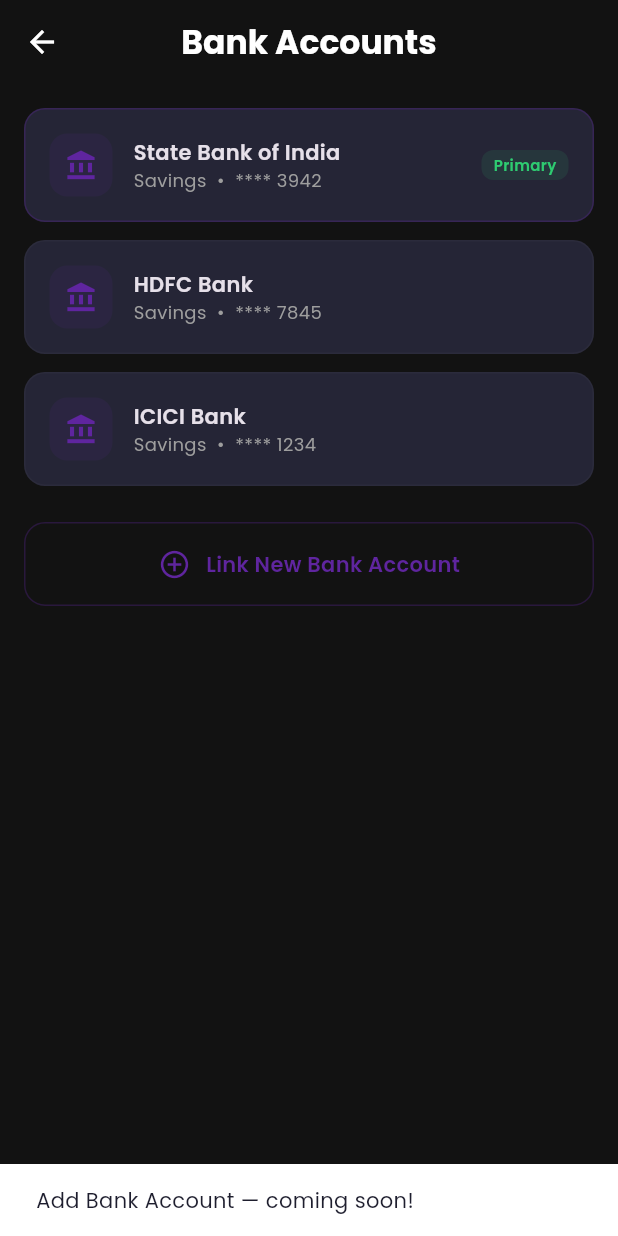
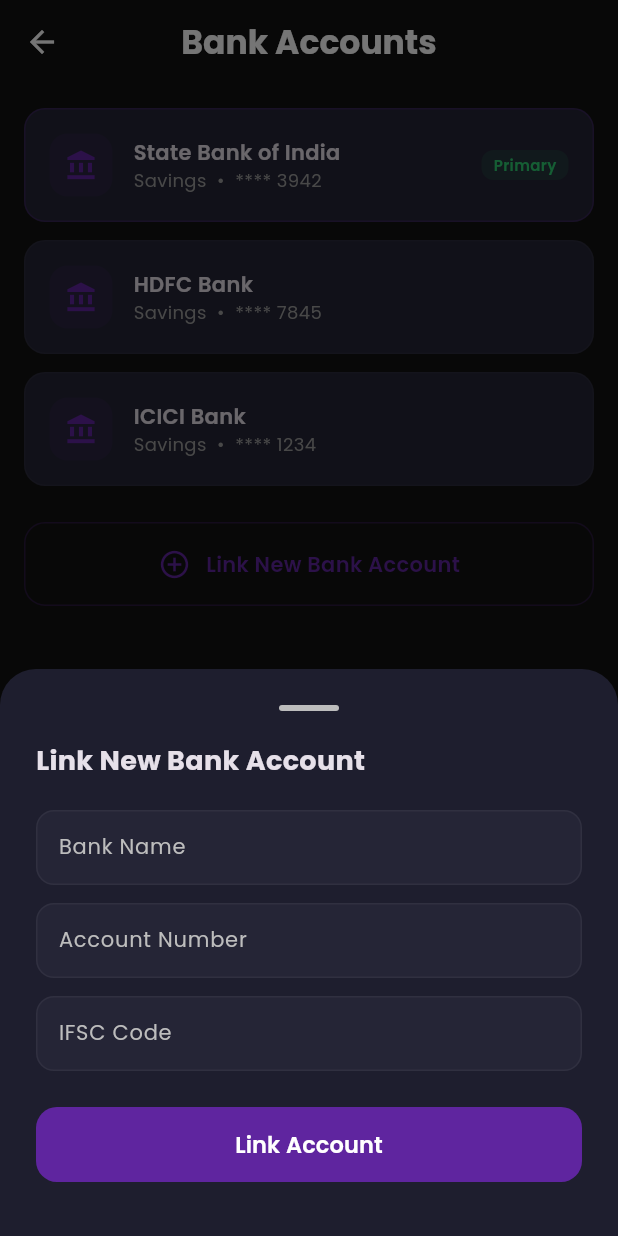
Before and after one commit to Ankith1616/Digital_wallet_app, a Flutter app: the BankAccountsScreen screen opened directly, after a tap on "Link New Bank Account", on a phone screen of 412 x 824 dp. Run offline on Flutter 3.47's test engine with Material 3 defaults, Android fonts, the phone set to English and light mode, and no system bars; our stand-ins replace fl_chart, font_awesome_flutter, google_fonts.

Commit message:
feat(payments): add card and bank account management

```diff
--- a/lib/screens/add_card_screen.dart
+++ b/lib/screens/add_card_screen.dart
@@ -184,7 +184,7 @@
             color: isDark ? AppColors.darkCard : Colors.white,
             borderRadius: BorderRadius.circular(12),
             border: Border.all(
-              color: Theme.of(context).dividerColor.withOpacity(0.08),
+              color: Theme.of(context).dividerColor.withValues(alpha: 0.08),
             ),
           ),
           child: TextField(
--- a/lib/screens/bank_accounts_screen.dart
+++ b/lib/screens/bank_accounts_screen.dart
@@ -56,8 +56,8 @@
         borderRadius: BorderRadius.circular(14),
         border: Border.all(
           color: isPrimary
-              ? AppColors.primary.withOpacity(0.3)
-              : Theme.of(context).dividerColor.withOpacity(0.06),
+              ? AppColors.primary.withValues(alpha: 0.3)
+              : Theme.of(context).dividerColor.withValues(alpha: 0.06),
         ),
       ),
       child: Row(
@@ -65,7 +65,7 @@
           Container(
             padding: const EdgeInsets.all(10),
             decoration: BoxDecoration(
-              color: AppColors.primary.withOpacity(0.1),
+              color: AppColors.primary.withValues(alpha: 0.1),
               borderRadius: BorderRadius.circular(12),
             ),
             child: const Icon(
@@ -97,7 +97,7 @@
             Container(
               padding: const EdgeInsets.symmetric(horizontal: 8, vertical: 3),
               decoration: BoxDecoration(
-                color: AppColors.success.withOpacity(0.1),
+                color: AppColors.success.withValues(alpha: 0.1),
                 borderRadius: BorderRadius.circular(8),
               ),
               child: Text(
@@ -115,10 +115,100 @@
   }
 
   Widget _addBankButton(BuildContext context) {
+    final isDark = Theme.of(context).brightness == Brightness.dark;
+
     return GestureDetector(
       onTap: () {
-        ScaffoldMessenger.of(context).showSnackBar(
-          const SnackBar(content: Text("Add Bank Account — coming soon!")),
+        final bankNameCtrl = TextEditingController();
+        final accNumCtrl = TextEditingController();
+        final ifscCtrl = TextEditingController();
+
+        showModalBottomSheet(
+          context: context,
+          isScrollControlled: true,
+          backgroundColor: isDark ? AppColors.darkSurface : Colors.white,
+          shape: const RoundedRectangleBorder(
+            borderRadius: BorderRadius.vertical(top: Radius.circular(24)),
+          ),
+          builder: (ctx) {
+            return Padding(
+              padding: EdgeInsets.fromLTRB(
+                24,
+                24,
+                24,
+                24 + MediaQuery.of(ctx).viewInsets.bottom,
+              ),
+              child: Column(
+                mainAxisSize: MainAxisSize.min,
+                crossAxisAlignment: CrossAxisAlignment.start,
+                children: [
+                  Center(
+                    child: Container(
+                      width: 40,
+                      height: 4,
+                      decoration: BoxDecoration(
+                        color: Colors.grey[400],
+                        borderRadius: BorderRadius.circular(2),
+                      ),
+                    ),
+                  ),
+                  const SizedBox(height: 20),
+                  Text(
+                    "Link New Bank Account",
+                    style: GoogleFonts.poppins(
+                      fontSize: 18,
+                      fontWeight: FontWeight.bold,
+                      color: Theme.of(ctx).textTheme.bodyLarge?.color,
+                    ),
+                  ),
+                  const SizedBox(height: 20),
+                  _dialogField(ctx, "Bank Name", bankNameCtrl, isDark),
+                  const SizedBox(height: 12),
+                  _dialogField(
+                    ctx,
+                    "Account Number",
+                    accNumCtrl,
+                    isDark,
+                    isNumber: true,
+                  ),
+                  const SizedBox(height: 12),
+                  _dialogField(ctx, "IFSC Code", ifscCtrl, isDark),
+                  const SizedBox(height: 24),
+                  SizedBox(
+                    width: double.infinity,
+                    height: 50,
+                    child: ElevatedButton(
+                      onPressed: () {
+                        Navigator.pop(ctx);
+                        ScaffoldMessenger.of(context).showSnackBar(
+                          const SnackBar(
+                            content: Text("Bank account linked successfully!"),
+                            backgroundColor: AppColors.success,
+                          ),
+                        );
+                      },
+                      style: ElevatedButton.styleFrom(
+                        backgroundColor: AppColors.primary,
+                        shape: RoundedRectangleBorder(
+                          borderRadius: BorderRadius.circular(14),
+                        ),
+                        elevation: 0,
+                      ),
+                      child: Text(
+                        "Link Account",
+                        style: GoogleFonts.poppins(
+                          fontSize: 15,
+                          color: Colors.white,
+                          fontWeight: FontWeight.w600,
+                        ),
+                      ),
+                    ),
+                  ),
+                  const SizedBox(height: 12),
+                ],
+              ),
+            );
+          },
         );
       },
       child: Container(
@@ -126,7 +216,7 @@
         decoration: BoxDecoration(
           borderRadius: BorderRadius.circular(14),
           border: Border.all(
-            color: AppColors.primary.withOpacity(0.3),
+            color: AppColors.primary.withValues(alpha: 0.3),
             style: BorderStyle.solid,
           ),
         ),
@@ -148,4 +238,36 @@
       ),
     );
   }
+
+  Widget _dialogField(
+    BuildContext context,
+    String hint,
+    TextEditingController controller,
+    bool isDark, {
+    bool isNumber = false,
+  }) {
+    return Container(
+      padding: const EdgeInsets.symmetric(horizontal: 14),
+      decoration: BoxDecoration(
+        color: isDark ? AppColors.darkCard : Colors.grey[50],
+        borderRadius: BorderRadius.circular(12),
+        border: Border.all(
+          color: Theme.of(context).dividerColor.withValues(alpha: 0.1),
+        ),
+      ),
+      child: TextField(
+        controller: controller,
+        keyboardType: isNumber ? TextInputType.number : TextInputType.text,
+        style: GoogleFonts.poppins(
+          fontSize: 14,
+          color: Theme.of(context).textTheme.bodyLarge?.color,
+        ),
+        decoration: InputDecoration(
+          hintText: hint,
+          hintStyle: GoogleFonts.poppins(color: Colors.grey[400]),
+          border: InputBorder.none,
+        ),
+      ),
+    );
+  }
 }
```
